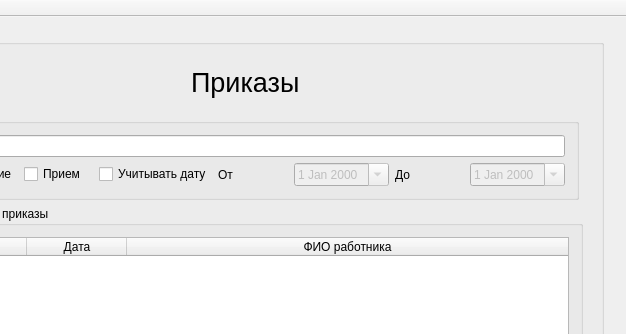
Above: salary/salary.ui from a-mihaylov/salary before the change; both pictures show x 358 to 984 and y 0 to 334 of the 984 by 567 pixel window. Below: the same form after it.
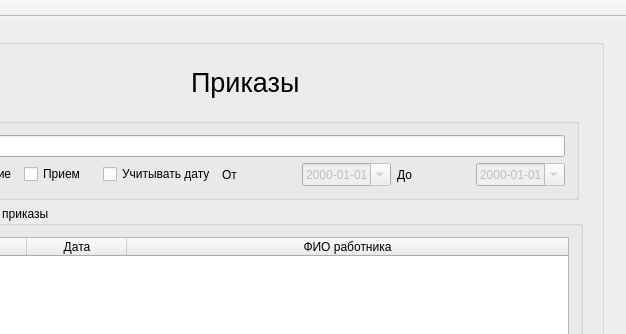
That is the form after the change. Custom widgets are drawn as their Qt base class.

Commit message: Исправлено отображение дат на окне приказов

Diff of the .ui file:
```diff
--- a/salary/salary.ui
+++ b/salary/salary.ui
@@ -739,6 +739,9 @@
                     <property name="enabled">
                      <bool>false</bool>
                     </property>
+                    <property name="displayFormat">
+                     <string>yyyy-MM-dd</string>
+                    </property>
                     <property name="calendarPopup">
                      <bool>true</bool>
                     </property>
@@ -756,6 +759,9 @@
                     <property name="enabled">
                      <bool>false</bool>
                     </property>
+                    <property name="displayFormat">
+                     <string>yyyy-MM-dd</string>
+                    </property>
                     <property name="calendarPopup">
                      <bool>true</bool>
                     </property>
```
The commit also changes 1 other file.
